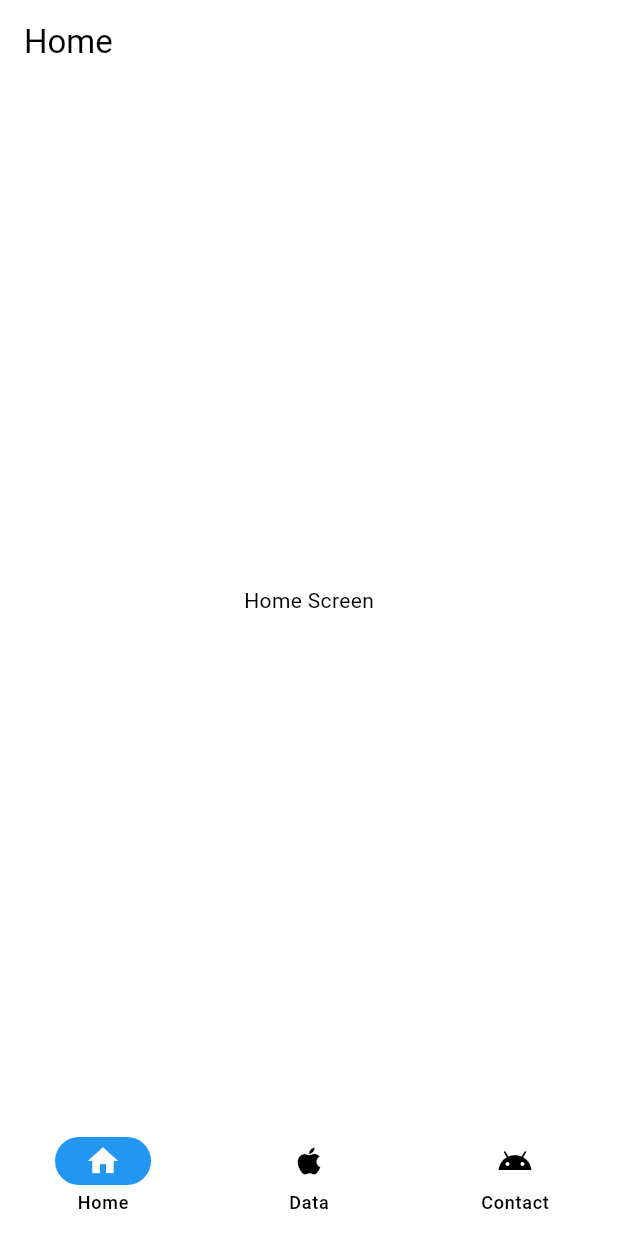
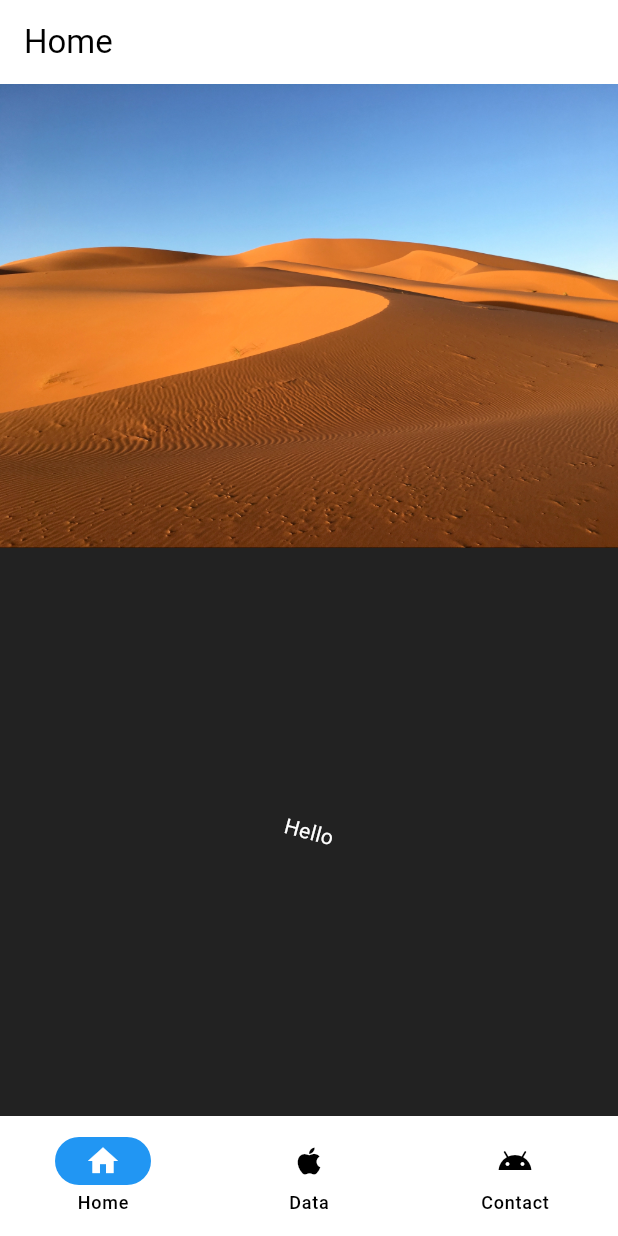
Before and after one commit to ulut0002/ulut0002-MAD9135-Assignment-4, a Flutter app: the screen it shows after launch, on a phone screen of 412 x 824 dp. Run offline on Flutter 3.47's test engine with Material 3 defaults, Android fonts, the phone set to English and light mode, and no system bars; missing offline and left inert: dart:ffi.

Commit message:
Add sample image. Convert mainpage to statesless widget. Complete first page without text styles

```diff
--- a/lib/screens/home.dart
+++ b/lib/screens/home.dart
@@ -1,25 +1,44 @@
+import 'dart:ffi';
+import "dart:math";
+
 import 'package:flutter/material.dart';
 import 'package:flutter2/widgets/navigation_bar.dart';
 
-class HomeScreen extends StatefulWidget {
+class HomeScreen extends StatelessWidget {
   const HomeScreen({super.key, required this.nav, required this.page});
 
   final Function nav;
   final int page;
 
   @override
-  State<HomeScreen> createState() => _HomeScreenState();
-}
-
-class _HomeScreenState extends State<HomeScreen> {
-  @override
   Widget build(BuildContext context) {
     return Scaffold(
       appBar: AppBar(
         title: Text("Home"),
       ),
-      body: Center(child: Text("Home Screen")),
-      bottomNavigationBar: NavBar(nav: widget.nav, page: widget.page),
+      body: Column(
+        children: [
+          Image.asset("images/homeImage.jpeg"),
+          Expanded(
+            flex: 1,
+            child: Container(
+              alignment: Alignment.center,
+              width: double.infinity,
+              decoration: const BoxDecoration(
+                color: Colors.black87,
+              ),
+              child: Transform.rotate(
+                angle: 15 * (pi / 180),
+                child: const Text(
+                  "Hello",
+                  style: TextStyle(color: Colors.white),
+                ),
+              ),
+            ),
+          )
+        ],
+      ),
+      bottomNavigationBar: NavBar(nav: nav, page: page),
     );
   }
 }
```
Also changed, not shown: pubspec.yaml (+4 -6 lines), images/homeImage.jpeg (added), 1 other file.
